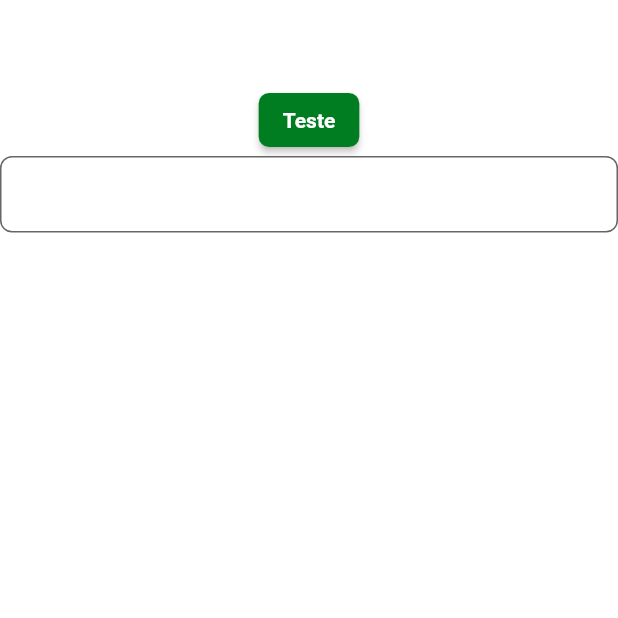
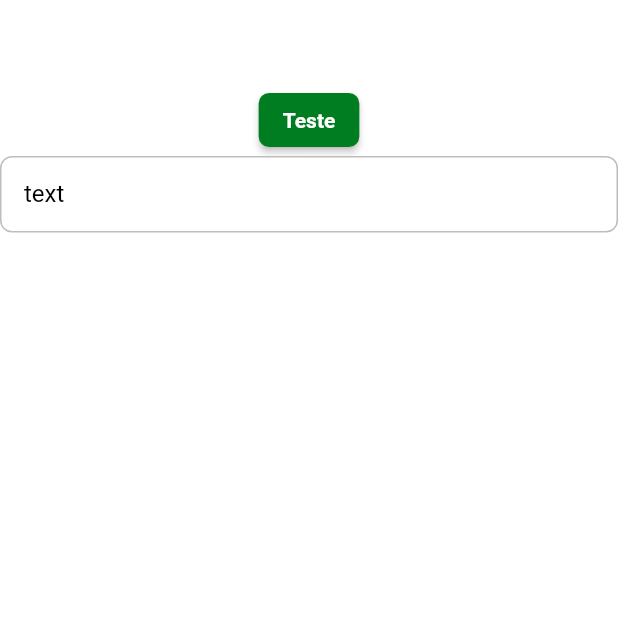
Before and after one commit to dionlaranjeira/vaquinha_burguer_provider_bloc, a Flutter app: the screen it shows after launch, on a phone screen of 412 x 824 dp, the top half of it. Run offline on Flutter 3.47's test engine with Material 2 defaults, Android fonts, the phone set to English and light mode, and no system bars; Roboto replaces fonts that are missing (mplus1).

Commit message:
[REFACTOR] Movendo temas para arquivos isolados.

```diff
--- /dev/null
+++ b/lib/core/ui/theme/theme_config.dart
@@ -0,0 +1,41 @@
+import 'package:app_vaquinha_burguer_provider_bloc/core/ui/styles/text_styles.dart';
+import 'package:flutter/material.dart';
+
+import '../styles/app_styles.dart';
+import '../styles/colors_app.dart';
+
+class ThemeConfig {
+  ThemeConfig._();
+
+  static final _defaultInputBorder = OutlineInputBorder(
+      borderRadius: BorderRadius.circular(8),
+      borderSide: BorderSide(color: Colors.grey[400]!));
+
+  static final theme = ThemeData(
+      scaffoldBackgroundColor: Colors.white,
+      appBarTheme: const AppBarTheme(
+        backgroundColor: Colors.white,
+        elevation: 0,
+        centerTitle: true,
+        iconTheme: IconThemeData(color: Colors.black),
+      ),
+      primaryColor: ColorsApp.i.primary,
+      colorScheme: ColorScheme.fromSeed(
+        seedColor: ColorsApp.i.primary,
+        primary: ColorsApp.i.primary,
+        secondary: ColorsApp.i.secondary,
+      ),
+      elevatedButtonTheme:
+          ElevatedButtonThemeData(style: AppStyles.i.primaryButton),
+      inputDecorationTheme: InputDecorationTheme(
+        fillColor: Colors.white,
+        filled: true,
+        isDense: true,
+        contentPadding: const EdgeInsets.all(16),
+        border: _defaultInputBorder,
+        enabledBorder: _defaultInputBorder,
+        focusedBorder: _defaultInputBorder,
+        labelStyle: TextStyles.i.textRegular.copyWith(color: Colors.black),
+        errorStyle: TextStyles.i.textRegular.copyWith(color: Colors.redAccent),
+      ));
+}
--- a/lib/dw9_delivery_app.dart
+++ b/lib/dw9_delivery_app.dart
@@ -1,3 +1,4 @@
+import 'package:app_vaquinha_burguer_provider_bloc/core/ui/theme/theme_config.dart';
 import 'package:app_vaquinha_burguer_provider_bloc/pages/splash/splash_page.dart';
 import 'package:flutter/material.dart';
 
@@ -8,6 +9,7 @@
   Widget build(BuildContext context) {
     return MaterialApp(
       title: 'Delivery App',
+      theme: ThemeConfig.theme,
       routes: {
         '/': (context) => const SplashPage(),
       },
--- a/lib/pages/splash/splash_page.dart
+++ b/lib/pages/splash/splash_page.dart
@@ -12,32 +12,7 @@
 class _SplashPageState extends State<SplashPage> {
   @override
   Widget build(BuildContext context) {
-    return Theme(
-      data: ThemeData(
-          scaffoldBackgroundColor: Colors.white,
-          appBarTheme: const AppBarTheme(
-            backgroundColor: Colors.white,
-            elevation: 0,
-            centerTitle: true,
-            iconTheme: IconThemeData(color: Colors.black),
-          ),
-          primaryColor: ColorsApp.i.primary,
-          colorScheme: ColorScheme.fromSeed(
-            seedColor: ColorsApp.i.primary,
-            primary: ColorsApp.i.primary,
-            secondary: ColorsApp.i.secondary,
-          ),
-          elevatedButtonTheme:
-              ElevatedButtonThemeData(style: AppStyles.i.primaryButton),
-          inputDecorationTheme: InputDecorationTheme(
-              fillColor: Colors.white,
-              filled: true,
-              isDense: true,
-              contentPadding: EdgeInsets.all(16),
-              border: OutlineInputBorder(
-                  borderRadius: BorderRadius.circular(8),
-                  borderSide: BorderSide(color: Colors.grey[400]!)))),
-      child: Scaffold(
+    return Scaffold(
       appBar: AppBar(
         title: const Text("Splash"),
       ),
@@ -45,9 +20,10 @@
         children: [
           Container(),
           ElevatedButton(onPressed: () {}, child: const Text("Teste")),
-            TextFormField(),
+          TextFormField(
+            decoration: InputDecoration(labelText: 'text'),
+          ),
         ],
-        ),
       ),
     );
   }
```
Lines whose indentation alone changed are shown as unchanged.
